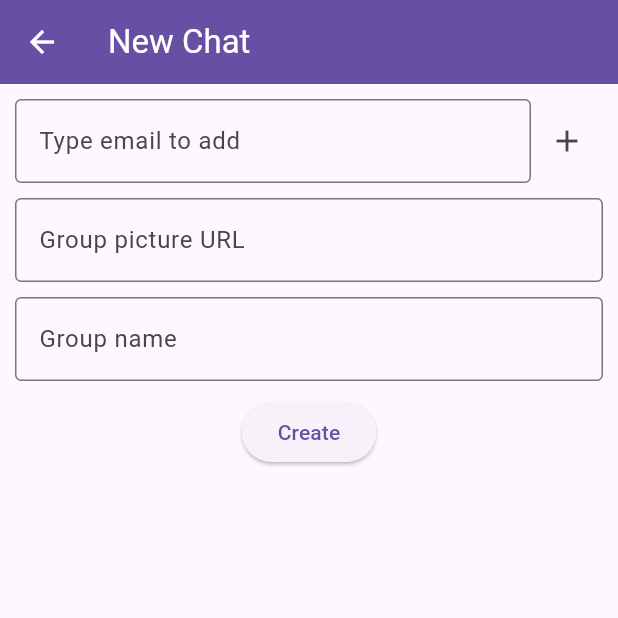
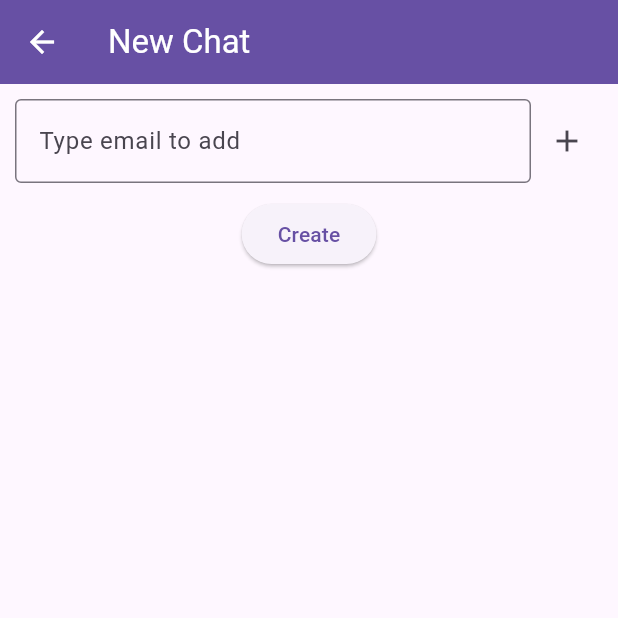
Before and after one commit to AshkanArabim/flirtify, a Flutter app: the NewChatPage screen opened directly, on a phone screen of 412 x 824 dp, the top half of it. Run offline on Flutter 3.47's test engine with Material 3 defaults, Android fonts, the phone set to English and light mode, and no system bars; our stand-ins replace cloud_firestore, firebase_auth, firebase_core; accounts and stored records are empty.

Commit message:
newchat.dart: conditional group pic & name fields
Only show group pic URL and group name fields when user adds a minimum
of 2 other participants to the chat.

```diff
--- a/lib/pages/newchat.dart
+++ b/lib/pages/newchat.dart
@@ -100,6 +100,11 @@ class _NewChatPageState extends State<NewChatPage> {
                   )
                 : Container(),
 
+            // only allow setting group pic and group name if at least 2 other
+            // participants added to group. because otherwise it's just a DM.
+            (_participants.length > 1)
+                ? (Column(
+                    children: [
                       SizedBox(height: 10),
                       MyTextField(
                         hint: "Group picture URL",
@@ -110,6 +115,9 @@ class _NewChatPageState extends State<NewChatPage> {
                       MyTextField(
                         hint: "Group name",
                       ),
+                    ],
+                  ))
+                : Container(),
             SizedBox(
               height: 10,
             ),
```
Lines whose indentation alone changed are shown as unchanged.
